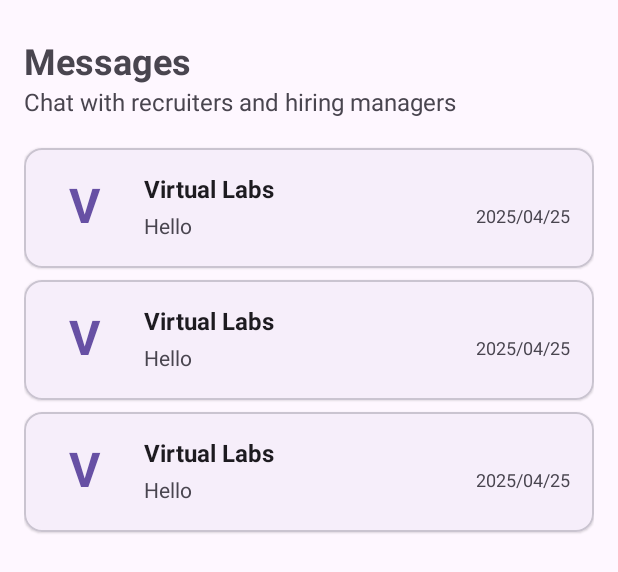
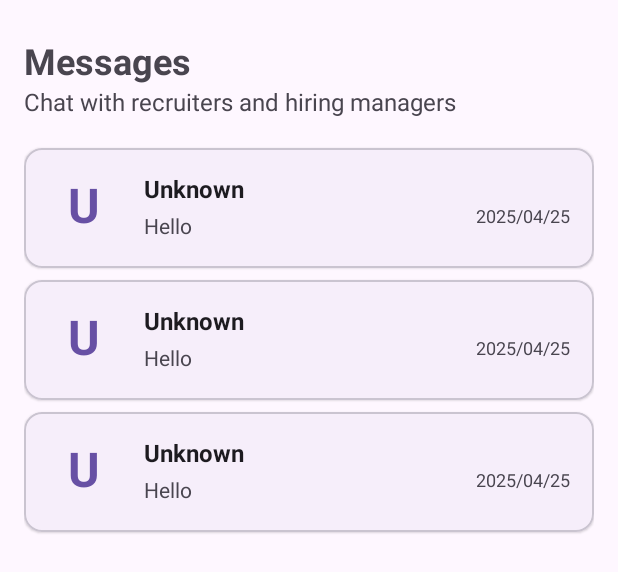
Before and after one commit to nduduzoMemela01/studyworks, an Android app: the layout fragment_candidate_chats.xml on its own in the app's theme, with its tools: preview values and no code run, on a phone screen of 412 x 824 dp. Shown: the top 572 px of the screen. Run offline under Robolectric (Android 15) with nearby library versions, the phone set to English and light mode, and no system bars.

Commit message:
fix: Correct text values for contact character and employer name in chat list item layout

```diff
--- a/app/src/main/res/layout/chat_list_item.xml
+++ b/app/src/main/res/layout/chat_list_item.xml
@@ -21,7 +21,7 @@
             android:textStyle="bold"
             android:textAlignment="center"
             android:textColor="@color/primary"
-            android:text="V" />
+            android:text="U" />
 
         <LinearLayout
             android:layout_width="0dp"
@@ -36,7 +36,7 @@
                 android:layout_height="wrap_content"
                 android:textSize="16sp"
                 android:textStyle="bold"
-                android:text="Virtual Labs"
+                android:text="Unknown"
                 android:textColor="?android:textColorPrimary"/>
 
             <TextView
```
